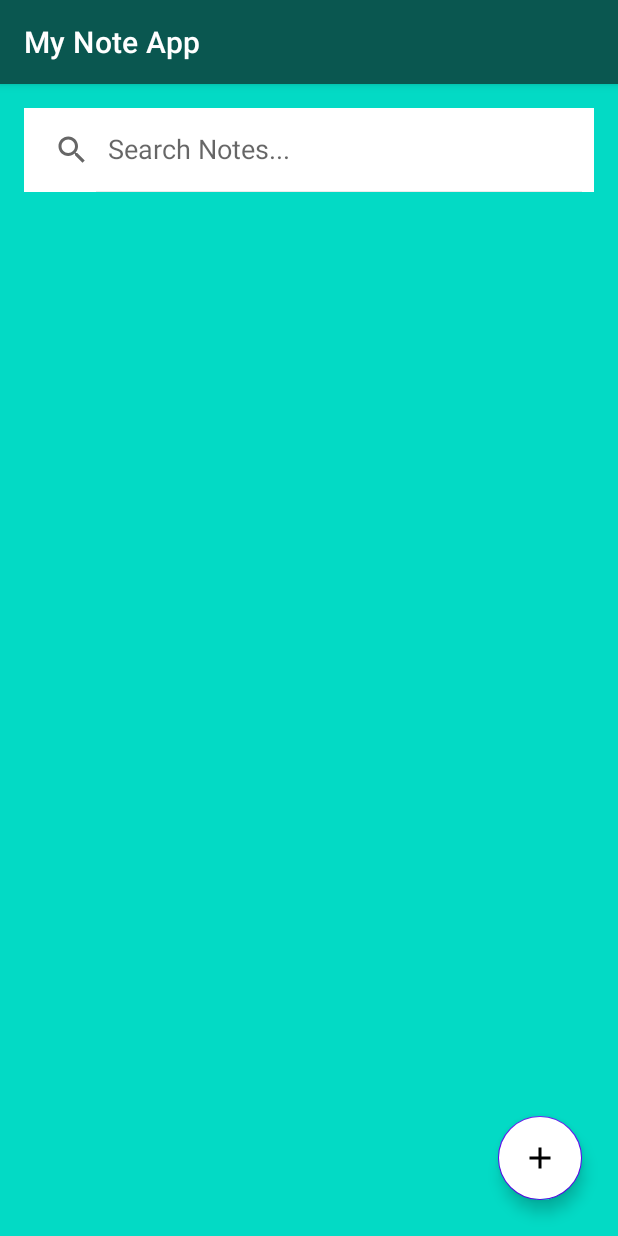
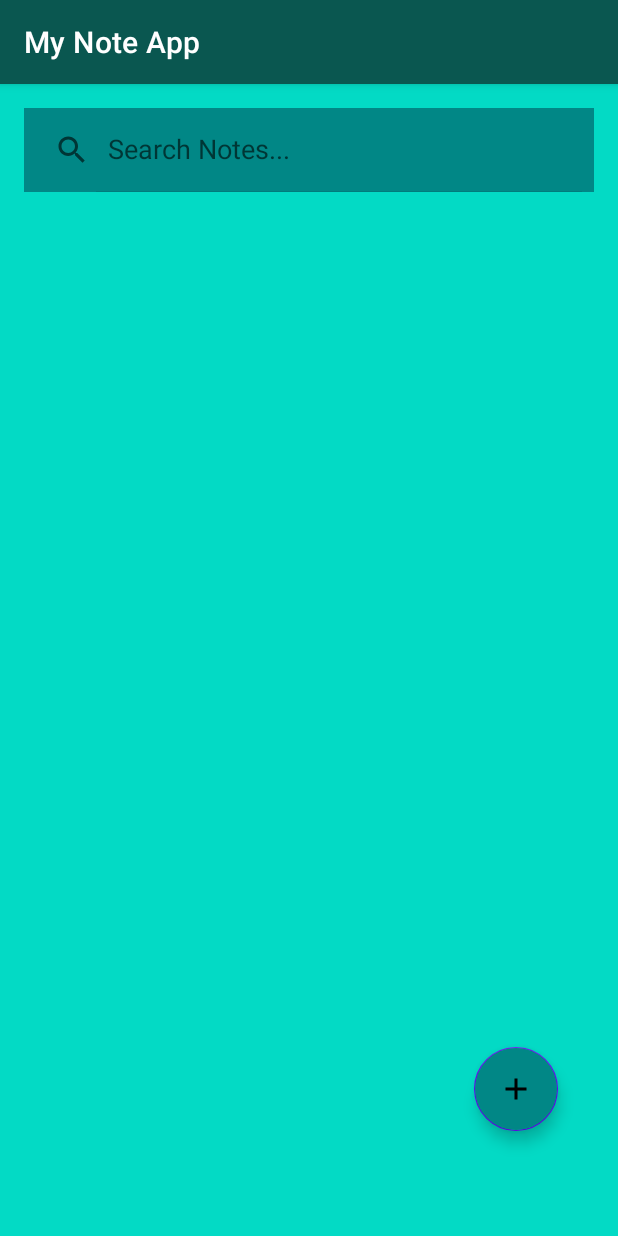
Before and after one commit to codewithaysha-123/my-note-app, an Android app: the screen it shows after launch (MainActivity), on a phone screen of 412 x 824 dp. Run offline under Robolectric (Android 15) with nearby library versions, the phone set to English and light mode, and no system bars; our stand-ins replace AdMob, Room's generated code; 1 statement that could not run was skipped.

Commit message:
added ads and other features

```diff
--- a/app/src/main/java/com/mahigeeks/mynotesapp/MainActivity.java
+++ b/app/src/main/java/com/mahigeeks/mynotesapp/MainActivity.java
@@ -4,26 +4,30 @@ import android.annotation.SuppressLint;
 import android.app.Activity;
 import android.content.Intent;
 import android.os.Bundle;
-import android.util.DisplayMetrics;
-import android.view.Display;
+import android.os.Handler;
+import android.util.Log;
 import android.view.MenuItem;
-import android.widget.FrameLayout;
 import android.widget.PopupMenu;
-import android.widget.SearchView;
 import android.widget.Toast;
 
+import androidx.annotation.NonNull;
 import androidx.annotation.Nullable;
 import androidx.appcompat.app.AppCompatActivity;
+import androidx.appcompat.widget.SearchView;
 import androidx.cardview.widget.CardView;
 import androidx.recyclerview.widget.LinearLayoutManager;
 import androidx.recyclerview.widget.RecyclerView;
 import androidx.recyclerview.widget.StaggeredGridLayoutManager;
+import androidx.swiperefreshlayout.widget.SwipeRefreshLayout;
 
+import com.google.android.gms.ads.AdError;
 import com.google.android.gms.ads.AdRequest;
-import com.google.android.gms.ads.AdSize;
 import com.google.android.gms.ads.AdView;
+import com.google.android.gms.ads.FullScreenContentCallback;
+import com.google.android.gms.ads.LoadAdError;
 import com.google.android.gms.ads.MobileAds;
-import com.google.android.gms.ads.RequestConfiguration;
+import com.google.android.gms.ads.interstitial.InterstitialAd;
+import com.google.android.gms.ads.interstitial.InterstitialAdLoadCallback;
 import com.google.android.material.floatingactionbutton.FloatingActionButton;
 import com.mahigeeks.mynotesapp.Adapters.NotesListAdapter;
 import com.mahigeeks.mynotesapp.Database.RoomDB;
@@ -33,74 +37,97 @@ import java.util.ArrayList;
 import java.util.List;
 
 public class MainActivity extends AppCompatActivity implements PopupMenu.OnMenuItemClickListener{
-    private AdView adView;
     RecyclerView recyclerView;
     NotesListAdapter notesListAdapter;
     List<Notes> notes = new ArrayList<>();
     RoomDB database;
     FloatingActionButton fab_add;
-    SearchView searchView_home;
+    androidx.appcompat.widget.SearchView searchView;
     Notes selectedNote;
+    InterstitialAd mInterstitialAd;
 
-    private AdSize getAdSize() {
-        Display display = getWindowManager().getDefaultDisplay();
-        DisplayMetrics outMetrics = new DisplayMetrics();
-        display.getMetrics(outMetrics);
-
-        float widthPixels = outMetrics.widthPixels;
-        float density = outMetrics.density;
-
-        int adWidth = (int) (widthPixels/density);
-
-        return  AdSize.getCurrentOrientationAnchoredAdaptiveBannerAdSize(this,adWidth);
-    }
-
-    private void loadBanner(){
-        List <String> testDevices = new ArrayList<>();
-        testDevices.add(AdRequest.DEVICE_ID_EMULATOR);
-
-                RequestConfiguration requestConfiguration = new RequestConfiguration.Builder()
-                        .setTestDeviceIds(testDevices)
-                .build();
-
-        MobileAds.setRequestConfiguration(requestConfiguration);
-
-        AdSize adSize = getAdSize();
-        adView.setAdSize(adSize);
-        adView.loadAd(new AdRequest.Builder().build());
-    }
-
+    @SuppressLint("NotifyDataSetChanged")
     @Override
     protected void onCreate(Bundle savedInstanceState) {
         super.onCreate(savedInstanceState);
         setContentView(R.layout.activity_main);
+        SwipeRefreshLayout swipeRefreshLayout = findViewById(R.id.swipeRefreshLayout);
+        searchView = findViewById(R.id.searchView_home);
+
+        swipeRefreshLayout.setOnRefreshListener(() -> {
+            updateRecycler(notes);
+            swipeRefreshLayout.setRefreshing(false);
+        });
+
 
         MobileAds.initialize(this, initializationStatus -> {
 
         });
 
-        FrameLayout adContainerView = findViewById(R.id.adView_container);
-        adView = new AdView(this);
-        adContainerView.addView(adView);
-        adView.setAdUnitId("ca-app-pub-4564322810200655~9333750026");
+        AdView mAdView = findViewById(R.id.adView);
+        AdRequest adRequest = new AdRequest.Builder().build();
+        mAdView.loadAd(adRequest);
 
-        loadBanner();
+        InterstitialAd.load(this, getString(R.string.Inter_ad_id), adRequest, new InterstitialAdLoadCallback() {
+            @Override
+            public void onAdFailedToLoad(@NonNull LoadAdError loadAdError) {
+                super.onAdFailedToLoad(loadAdError);
+                Log.e("Error",loadAdError.toString());
+            }
+
+            @Override
+            public void onAdLoaded(@NonNull InterstitialAd interstitialAd) {
+                super.onAdLoaded(interstitialAd);
+                mInterstitialAd = interstitialAd;
+                mInterstitialAd.setFullScreenContentCallback(new FullScreenContentCallback() {
+                    @Override
+                    public void onAdClicked() {
+                        super.onAdClicked();
+                    }
+
+                    @Override
+                    public void onAdDismissedFullScreenContent() {
+                        super.onAdDismissedFullScreenContent();
+                    }
+
+                    @Override
+                    public void onAdFailedToShowFullScreenContent(@NonNull AdError adError) {
+                        super.onAdFailedToShowFullScreenContent(adError);
+                    }
+
+                    @Override
+                    public void onAdImpression() {
+                        super.onAdImpression();
+                    }
+
+                    @Override
+                    public void onAdShowedFullScreenContent() {
+                        super.onAdShowedFullScreenContent();
+                    }
+                });
+            }
+        });
+
+        new Handler().postDelayed(() -> {
+            if (mInterstitialAd!=null)
+            mInterstitialAd.show(MainActivity.this);
+            else
+                Log.e("AdPending","Ad is not ready yet!");
+        },10000);
 
         recyclerView = findViewById(R.id.recycler_home);
         fab_add = findViewById(R.id.fab_add);
-        searchView_home = findViewById(R.id.searchView_home);
+        searchView = findViewById(R.id.searchView_home);
 
         database = RoomDB.getInstance(this);
         notes = database.mainDAO().getAll();
-
-        updateRecycler(notes);
 
         fab_add.setOnClickListener(v -> {
             Intent intent = new Intent(MainActivity.this,NotesTakerActivity.class);
             startActivityForResult(intent,101);
         });
 
-        searchView_home.setOnQueryTextListener(new SearchView.OnQueryTextListener()  {
+        searchView.setOnQueryTextListener(new SearchView.OnQueryTextListener() {
             @Override
             public boolean onQueryTextSubmit(String query) {
                 return false;
@@ -112,13 +139,14 @@ public class MainActivity extends AppCompatActivity implements PopupMenu.OnMenuI
                 return true;
             }
         });
+
     }
 
     private void filter(String newText) {
         List<Notes> filteredList = new ArrayList<>();
         for (Notes singleNote : notes){
             if (singleNote.getTitle().toLowerCase().contains(newText.toLowerCase())
-            || singleNote.getNotes().toLowerCase().contains(newText.toLowerCase())){
+                    || singleNote.getNotes().toLowerCase().contains(newText.toLowerCase())){
                 filteredList.add(singleNote);
             }
         }
@@ -176,7 +204,6 @@ public class MainActivity extends AppCompatActivity implements PopupMenu.OnMenuI
 
     private void showPopup(CardView cardView) {
         PopupMenu popupMenu = new PopupMenu(this,cardView);
-        popupMenu.setOnMenuItemClickListener(this);
         popupMenu.inflate(R.menu.popup_menu);
         popupMenu.show();
     }
--- /dev/null
+++ b/app/src/main/res/drawable/ic_copy.xml
@@ -0,0 +1,5 @@
+<vector android:height="24dp" android:tint="#0A5750"
+    android:viewportHeight="24" android:viewportWidth="24"
+    android:width="24dp" xmlns:android="http://schemas.android.com/apk/res/android">
+    <path android:fillColor="@android:color/white" android:pathData="M16,1L4,1c-1.1,0 -2,0.9 -2,2v14h2L4,3h12L16,1zM19,5L8,5c-1.1,0 -2,0.9 -2,2v14c0,1.1 0.9,2 2,2h11c1.1,0 2,-0.9 2,-2L21,7c0,-1.1 -0.9,-2 -2,-2zM19,21L8,21L8,7h11v14z"/>
+</vector>
--- /dev/null
+++ b/app/src/main/res/drawable/ic_share.xml
@@ -0,0 +1,5 @@
+<vector android:height="24dp" android:tint="#0A5750"
+    android:viewportHeight="24" android:viewportWidth="24"
+    android:width="24dp" xmlns:android="http://schemas.android.com/apk/res/android">
+    <path android:fillColor="@android:color/white" android:pathData="M18,16.08c-0.76,0 -1.44,0.3 -1.96,0.77L8.91,12.7c0.05,-0.23 0.09,-0.46 0.09,-0.7s-0.04,-0.47 -0.09,-0.7l7.05,-4.11c0.54,0.5 1.25,0.81 2.04,0.81 1.66,0 3,-1.34 3,-3s-1.34,-3 -3,-3 -3,1.34 -3,3c0,0.24 0.04,0.47 0.09,0.7L8.04,9.81C7.5,9.31 6.79,9 6,9c-1.66,0 -3,1.34 -3,3s1.34,3 3,3c0.79,0 1.5,-0.31 2.04,-0.81l7.12,4.16c-0.05,0.21 -0.08,0.43 -0.08,0.65 0,1.61 1.31,2.92 2.92,2.92 1.61,0 2.92,-1.31 2.92,-2.92s-1.31,-2.92 -2.92,-2.92z"/>
+</vector>
--- a/app/src/main/res/layout/activity_main.xml
+++ b/app/src/main/res/layout/activity_main.xml
@@ -18,11 +18,20 @@
         android:layout_marginTop="16dp"
         android:layout_marginEnd="16dp"
         android:layout_marginBottom="16dp"
-        android:background="@color/white"
+        android:background="@color/teal_500"
         android:textCursorDrawable="@null"
         app:iconifiedByDefault="false"
-        app:queryHint="Search Notes..."
-        tools:ignore="MissingClass" />
+        app:queryHint="Search Notes..." />
+
+    <androidx.swiperefreshlayout.widget.SwipeRefreshLayout
+        android:id="@+id/swipeRefreshLayout"
+        android:layout_width="match_parent"
+        android:layout_height="match_parent"
+        android:layout_below="@+id/searchView_home"
+        app:layout_constraintBottom_toBottomOf="parent"
+        app:layout_constraintLeft_toLeftOf="parent"
+        app:layout_constraintRight_toRightOf="parent"
+        app:layout_constraintTop_toTopOf="parent">
 
         <androidx.recyclerview.widget.RecyclerView
             android:id="@+id/recycler_home"
@@ -34,28 +43,36 @@
             android:layout_marginEnd="8dp"
             android:layout_marginBottom="8dp" />
 
+
+    </androidx.swiperefreshlayout.widget.SwipeRefreshLayout>
+
+    <com.google.android.gms.ads.AdView xmlns:ads="http://schemas.android.com/apk/res-auto"
+        android:id="@+id/adView"
+        android:layout_width="wrap_content"
+        android:layout_height="wrap_content"
+        android:layout_alignParentBottom="true"
+        android:layout_centerHorizontal="true"
+        ads:adSize="BANNER"
+        ads:adUnitId="ca-app-pub-4564322810200655/7637524975">
+
+    </com.google.android.gms.ads.AdView>
+
     <com.google.android.material.floatingactionbutton.FloatingActionButton
         android:id="@+id/fab_add"
         android:layout_width="wrap_content"
         android:layout_height="wrap_content"
         android:layout_alignParentEnd="true"
         android:layout_alignParentBottom="true"
-        android:layout_margin="24dp"
-        android:backgroundTint="@color/white"
+        android:layout_marginStart="70dp"
+        android:layout_marginTop="70dp"
+        android:layout_marginEnd="40dp"
+        android:layout_marginBottom="70dp"
+        android:backgroundTint="@color/teal_500"
         android:clickable="true"
         android:contentDescription="@string/add_a_note"
         android:focusable="true"
-        android:src="@drawable/ic_add" />
-
-    <FrameLayout
-        android:id="@+id/adView_container"
-        android:layout_width="wrap_content"
-        android:layout_height="wrap_content"
-        app:layout_constraintBottom_toBottomOf="parent"
-        app:layout_constraintLeft_toLeftOf="parent"
-        app:layout_constraintRight_toRightOf="parent">
-
-    </FrameLayout>
+        android:src="@drawable/ic_add"
+        tools:ignore="RelativeOverlap" />
 
 
 </RelativeLayout>
--- a/app/src/main/res/values-night/themes.xml
+++ b/app/src/main/res/values-night/themes.xml
@@ -2,12 +2,12 @@
     <!-- Base application theme. -->
     <style name="Theme.MyNotesApp" parent="Theme.MaterialComponents.DayNight.DarkActionBar">
         <!-- Primary brand color. -->
-        <item name="colorPrimary">@color/purple_200</item>
-        <item name="colorPrimaryVariant">@color/purple_700</item>
+        <item name="colorPrimary">@color/teal_200</item>
+        <item name="colorPrimaryVariant">@color/teal_500</item>
         <item name="colorOnPrimary">@color/black</item>
         <!-- Secondary brand color. -->
-        <item name="colorSecondary">@color/teal_200</item>
-        <item name="colorSecondaryVariant">@color/teal_200</item>
+        <item name="colorSecondary">@color/purple_700</item>
+        <item name="colorSecondaryVariant">@color/purple_200</item>
         <item name="colorOnSecondary">@color/black</item>
         <!-- Status bar color. -->
         <item name="android:statusBarColor" tools:targetApi="l">?attr/colorPrimaryVariant</item>
--- a/app/src/main/res/values/strings.xml
+++ b/app/src/main/res/values/strings.xml
@@ -8,4 +8,5 @@
     <string name="delete">Delete</string>
     <string name="add_a_note">Add a note</string>
     <string name="add_note">Add Note:</string>
+    <string name="Inter_ad_id">ca-app-pub-4564322810200655/2715271677</string>
 </resources>
```
Also changed, not shown: app/build.gradle (+3 -6 lines), app/src/main/AndroidManifest.xml (+8 -7 lines), app/src/main/java/com/mahigeeks/mynotesapp/NotesTakerActivity.java (+23 -1 lines), app/src/main/res/layout/activity_notes_taker.xml (+25 -0 lines), build.gradle (+5 -5 lines), 1 other file. Lines whose indentation alone changed are shown as unchanged.
